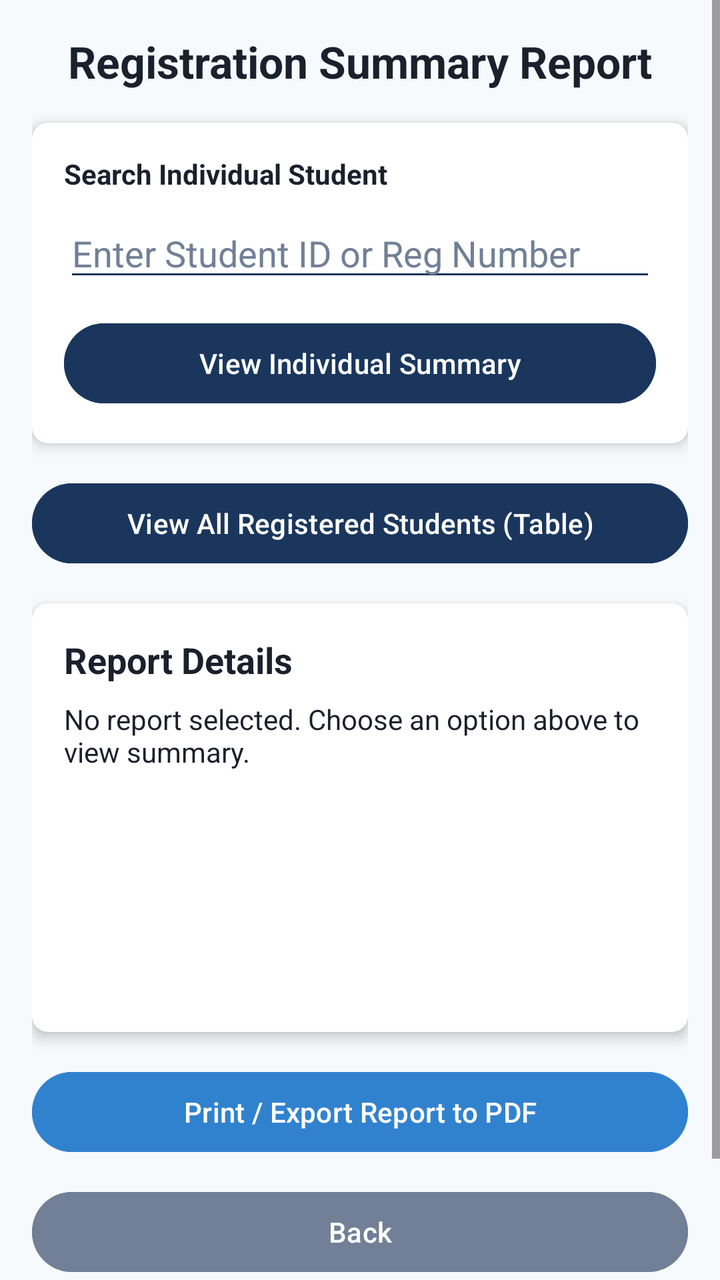
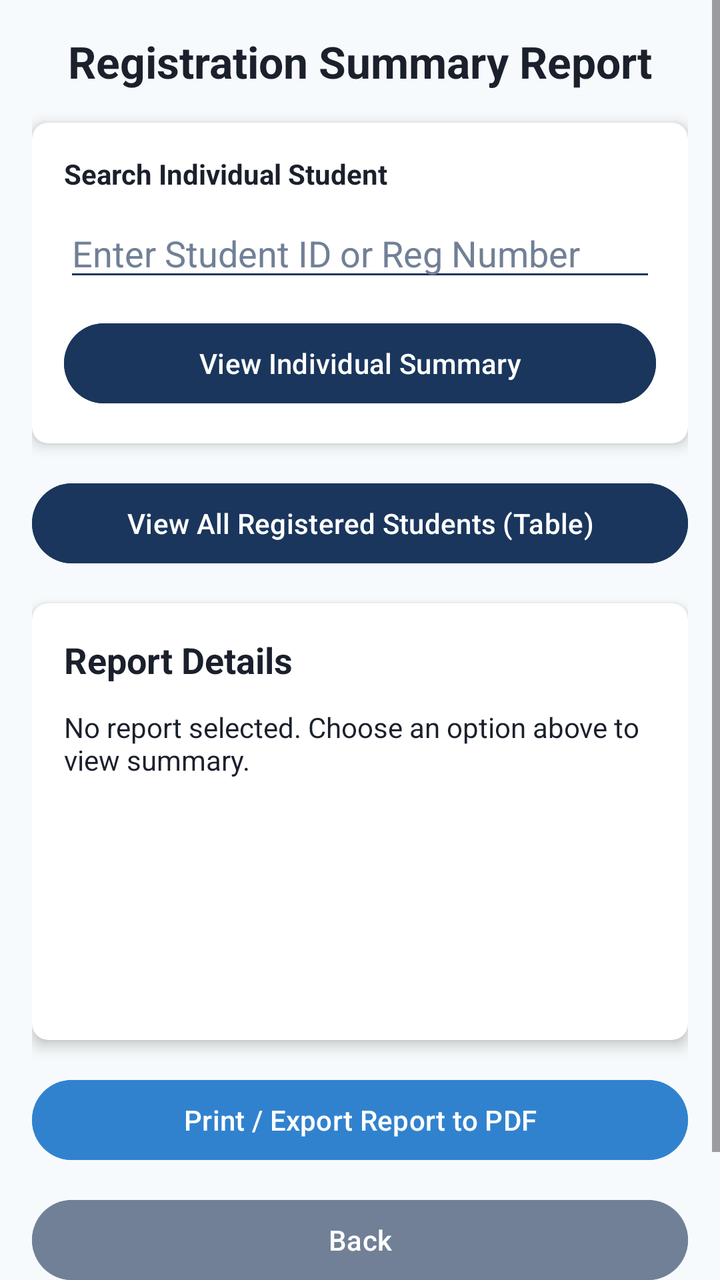

Compare the two renders of this Android layout. The source of the first and the diff that turns it into the second are given below.
<!-- AndroidManifest.xml: application theme Theme.UniversityRegistrationApp -->
<!-- res/layout/activity_summary.xml -->
<?xml version="1.0" encoding="utf-8"?>
<ScrollView xmlns:android="http://schemas.android.com/apk/res/android"
    xmlns:app="http://schemas.android.com/apk/res-auto"
    xmlns:tools="http://schemas.android.com/tools"
    android:layout_width="match_parent"
    android:layout_height="match_parent"
    android:background="@color/background_light"
    android:fillViewport="true"
    tools:context=".activities.SummaryActivity">

    <LinearLayout
        android:layout_width="match_parent"
        android:layout_height="wrap_content"
        android:orientation="vertical"
        android:padding="16dp">

        
        <TextView
            android:layout_width="match_parent"
            android:layout_height="wrap_content"
            android:text="Registration Summary Report"
            android:textColor="@color/text_dark"
            android:textSize="22sp"
            android:textStyle="bold"
            android:gravity="center"
            android:layout_marginBottom="16dp" />

        
        <androidx.cardview.widget.CardView
            android:layout_width="match_parent"
            android:layout_height="wrap_content"
            app:cardBackgroundColor="@color/card_white"
            app:cardCornerRadius="8dp"
            app:cardElevation="4dp"
            android:layout_marginBottom="16dp">

            <LinearLayout
                android:layout_width="match_parent"
                android:layout_height="wrap_content"
                android:orientation="vertical"
                android:padding="16dp">

                <TextView
                    android:layout_width="wrap_content"
                    android:layout_height="wrap_content"
                    android:text="Search Individual Student"
                    android:textColor="@color/text_dark"
                    android:textStyle="bold"
                    android:layout_marginBottom="8dp" />

                <EditText
                    android:id="@+id/etSearchStudentId"
                    android:layout_width="match_parent"
                    android:layout_height="wrap_content"
                    android:hint="Enter Student ID or Reg Number"
                    android:inputType="text"
                    android:backgroundTint="@color/primary_blue"
                    android:textColor="@color/text_dark"
                    android:textColorHint="@color/text_muted"
                    android:layout_marginBottom="12dp" />

                <Button
                    android:id="@+id/btnViewIndividual"
                    android:layout_width="match_parent"
                    android:layout_height="wrap_content"
                    android:text="View Individual Summary"
                    android:backgroundTint="@color/primary_blue"
                    android:textColor="@color/card_white" />

            </LinearLayout>
        </androidx.cardview.widget.CardView>

        
        <Button
            android:id="@+id/btnViewAll"
            android:layout_width="match_parent"
            android:layout_height="wrap_content"
            android:text="View All Registered Students (Table)"
            android:backgroundTint="@color/primary_blue"
            android:textColor="@color/card_white"
            android:layout_marginBottom="16dp" />

        
        <androidx.cardview.widget.CardView
            android:layout_width="match_parent"
            android:layout_height="wrap_content"
            app:cardBackgroundColor="@color/card_white"
            app:cardCornerRadius="8dp"
            app:cardElevation="4dp"
            android:layout_marginBottom="16dp">

            <LinearLayout
                android:layout_width="match_parent"
                android:layout_height="wrap_content"
                android:orientation="vertical"
                android:padding="16dp">

                <TextView
                    android:layout_width="wrap_content"
                    android:layout_height="wrap_content"
                    android:text="Report Details"
                    android:textColor="@color/text_dark"
                    android:textStyle="bold"
                    android:textSize="18sp"
                    android:layout_marginBottom="8dp" />

                <TextView
                    android:id="@+id/tvSummaryContent"
                    android:layout_width="match_parent"
                    android:layout_height="wrap_content"
                    android:text="No report selected. Choose an option above to view summary."
                    android:textColor="@color/text_dark"
                    android:textSize="14sp"
                    android:minHeight="150dp" />

            </LinearLayout>
        </androidx.cardview.widget.CardView>

        
        <Button
            android:id="@+id/btnPrintReport"
            android:layout_width="match_parent"
            android:layout_height="wrap_content"
            android:text="Print / Export Report to PDF"
            android:backgroundTint="@color/accent_sky_blue"
            android:textColor="@color/card_white"
            android:layout_marginBottom="12dp" />

        
        <Button
            android:id="@+id/btnBack"
            android:layout_width="match_parent"
            android:layout_height="wrap_content"
            android:text="Back"
            android:backgroundTint="@color/text_muted"
            android:textColor="@color/card_white"
            android:layout_marginBottom="16dp" />

        
        <TextView
            android:id="@+id/tvFooterTagline"
            android:layout_width="match_parent"
            android:layout_height="wrap_content"
            android:text="USIU Africa - Education to take you places"
            android:textColor="@color/text_muted"
            android:textSize="14sp"
            android:textStyle="italic"
            android:gravity="center"
            android:layout_marginBottom="16dp" />

    </LinearLayout>
</ScrollView>
<!-- resources referenced by this layout -->
<resources>
  <color name="accent_sky_blue">#3182CE</color>
  <color name="background_light">#F7FAFC</color>
  <color name="card_white">#FFFFFF</color>
  <color name="primary_blue">#1A365D</color>
  <color name="text_dark">#1A202C</color>
  <color name="text_muted">#718096</color>
  <style name="Theme.UniversityRegistrationApp" parent="Base.Theme.UniversityRegistrationApp" />
  <style name="Base.Theme.UniversityRegistrationApp" parent="Theme.Material3.DayNight.NoActionBar">
          
          
      </style>
</resources>

<!-- the commit's change to res/layout/activity_summary.xml (unified diff, before → after) -->
@@ -96,14 +96,16 @@
                 android:padding="16dp">
 
                 <TextView
+                    android:id="@+id/tvReportTitle"
                     android:layout_width="wrap_content"
                     android:layout_height="wrap_content"
                     android:text="Report Details"
                     android:textColor="@color/text_dark"
                     android:textStyle="bold"
                     android:textSize="18sp"
-                    android:layout_marginBottom="8dp" />
+                    android:layout_marginBottom="12dp" />
 
+                
                 <TextView
                     android:id="@+id/tvSummaryContent"
                     android:layout_width="match_parent"
@@ -112,6 +114,21 @@
                     android:textColor="@color/text_dark"
                     android:textSize="14sp"
                     android:minHeight="150dp" />
+
+                
+                <HorizontalScrollView
+                    android:id="@+id/scrollTableContainer"
+                    android:layout_width="match_parent"
+                    android:layout_height="wrap_content"
+                    android:visibility="gone">
+
+                    <TableLayout
+                        android:id="@+id/tableAllStudents"
+                        android:layout_width="wrap_content"
+                        android:layout_height="wrap_content"
+                        android:padding="4dp">
+                    </TableLayout>
+                </HorizontalScrollView>
 
             </LinearLayout>
         </androidx.cardview.widget.CardView>
